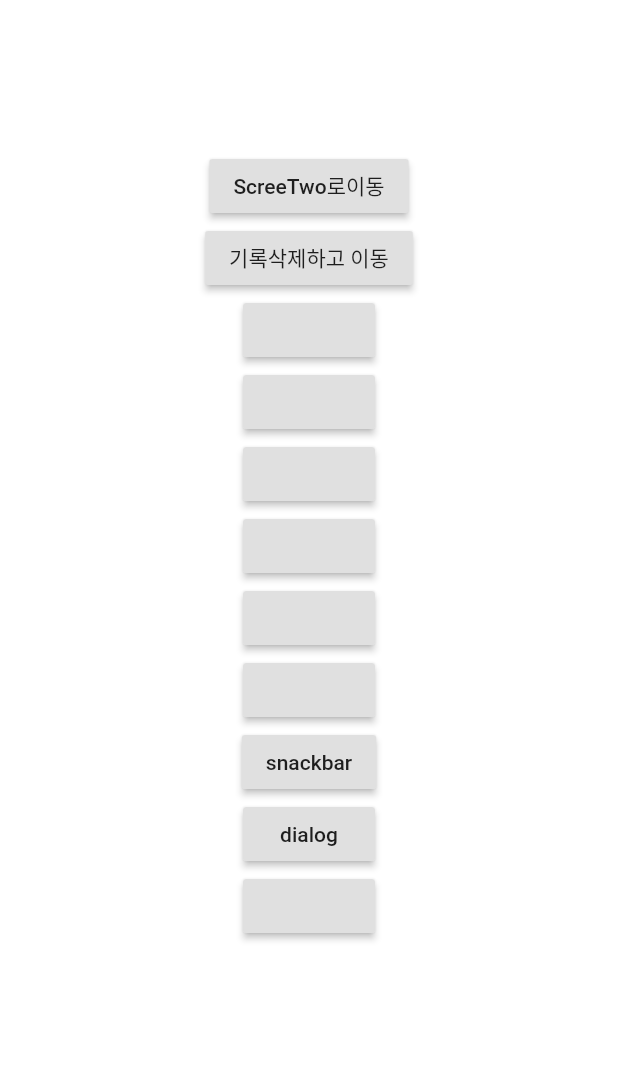
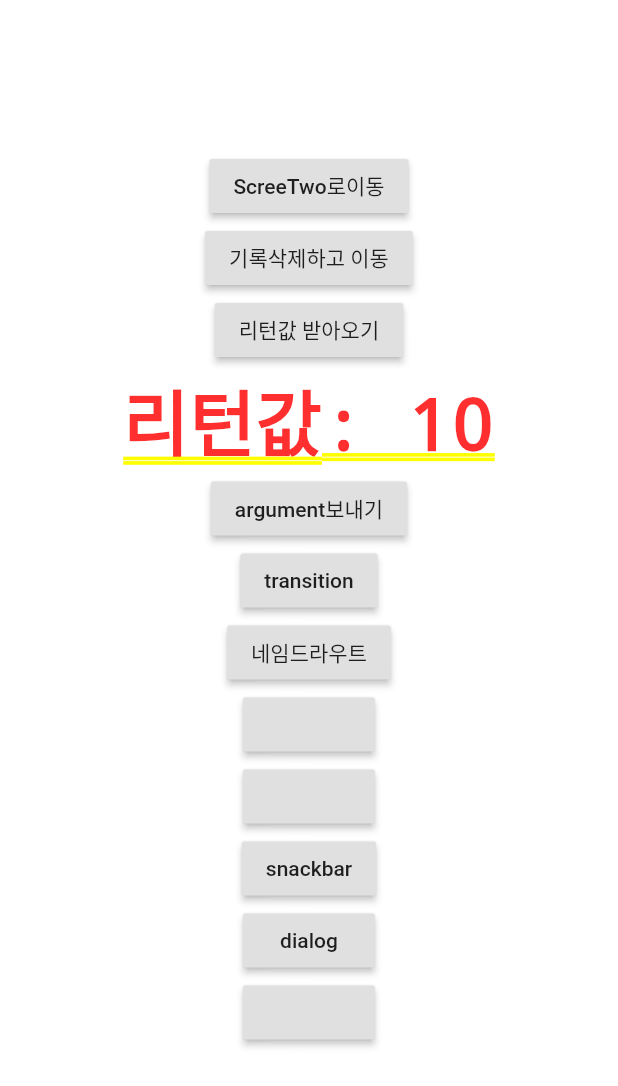
Before and after one commit to hoonyhoney/getx_project, a Flutter app: the screen it shows after launch, on a phone screen of 412 x 824 dp. Shown: the top 1086 px of the screen. Run offline on Flutter 3.47's test engine with Material 2 defaults, Android fonts, the phone set to English and light mode, and no system bars; our stand-ins replace get.

Commit message:
toNamed, argument 활용

```diff
--- a/lib/main.dart
+++ b/lib/main.dart
@@ -7,10 +7,18 @@ void main() {
   runApp(const MyApp());
 }
 
-class MyApp extends StatelessWidget {
+class MyApp extends StatefulWidget {
   const MyApp({Key? key}) : super(key: key);
 
+  @override
+  State<MyApp> createState() => _MyAppState();
+}
+
+class _MyAppState extends State<MyApp> {
   // This widget is the root of your application.
+  int returnVal = 10;
+  String? message="";
+
   @override
   Widget build(BuildContext context) {
     return GetMaterialApp(
@@ -19,33 +27,41 @@ class MyApp extends StatelessWidget {
       child: Column(
         children: [
           SizedBox(height: 100),
-          RaisedButton(onPressed: () {
-            Get.to(ScreenTwo());
-          },
+          RaisedButton(
+            onPressed: () {
+              Get.to(ScreenTwo());
+            },
             child: Text("ScreeTwo로이동"),
           ),
+          RaisedButton(
+              onPressed: () {
+                Get.offAll(ScreenTwo());
+              },
+              child: Text("기록삭제하고 이동")),
+          RaisedButton(
+            onPressed: () async {
+              final resp = await Get.to(ScreenTwo());
+              setState(() {
+                returnVal = resp;
+              });
+            },
+            child: Text("리턴값 받아오기"),
+          ),
+          Text('리턴값: $returnVal'),
+          RaisedButton(
+              onPressed: () {
+                Get.to(ScreenTwo(), arguments: message);
+              },
+              child: Text("argument보내기")),
           RaisedButton(onPressed: () {
-            Get.offAll(ScreenTwo());
-          },child:Text("기록삭제하고 이동")),
+            Get.to(ScreenTwo(),
+            transition: Transition.fadeIn);
+          },child:Text("transition")),
           RaisedButton(onPressed: () {
-
-          }),
-          RaisedButton(onPressed: () {
-
-          }),
-          RaisedButton(onPressed: () {
-
-          }),
-          RaisedButton(onPressed: () {
-
-          }),
-          RaisedButton(onPressed: () {
-
-          }),
-          RaisedButton(onPressed: () {
-
-          }),
-
+            Get.toNamed('/two/1234?id=id');
+          },child: Text("네임드라우트"),),
+          RaisedButton(onPressed: () {}),
+          RaisedButton(onPressed: () {}),
           RaisedButton(
             onPressed: () {
               Get.snackbar("새해인사", "새해복 많이 받으세요",
@@ -59,11 +75,16 @@ class MyApp extends StatelessWidget {
             },
             child: Text("dialog"),
           ),
-          RaisedButton(onPressed: () {
-
-          }),
+          RaisedButton(onPressed: () {}),
         ],
       ),
-    ));
+    ),
+      getPages: [
+        GetPage(
+          name: '/two/:param',
+          page:()=> ScreenTwo(),
+        ),
+      ],
+    );
   }
 }
```
Also changed, not shown: lib/GetxNavigation/ScreenTwo.dart (+56 -6 lines).
